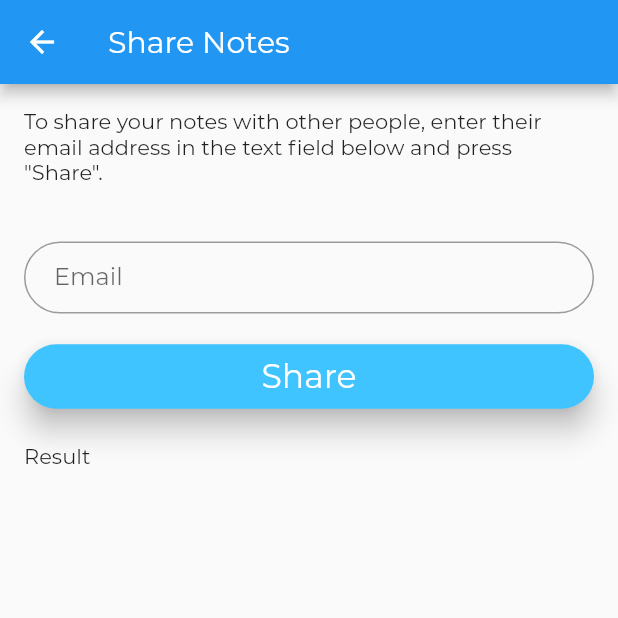
After one commit to jebstern/live-notes, a Flutter app: the NotesPage screen opened by its route, in the side drawer, after a tap on "Share notes", on a phone screen of 412 x 824 dp, the top half of it. The commit adds this screen. Run offline on Flutter 3.47's test engine with Material 2 defaults, Android fonts, the phone set to English and light mode, and no system bars; our stand-ins replace cloud_firestore, firebase_auth, font_awesome_flutter, shared_preferences; accounts and stored records are empty.

Commit message:
New feature: 'Share notes' placeholder  page.

```diff
--- a/lib/ui/NotesPage.dart
+++ b/lib/ui/NotesPage.dart
@@ -5,6 +5,7 @@ import 'dart:async';
 import 'package:shared_preferences/shared_preferences.dart';
 import 'package:intl/intl.dart';
 import 'package:font_awesome_flutter/font_awesome_flutter.dart';
+import 'ShareNotesPage.dart';
 
 enum EditNoteActions { cancel, save }
 enum AddNoteActions { cancel, add }
@@ -38,6 +39,7 @@ class _NotesPageState extends State<NotesPage> {
   NoteStatus _noteStatus = NoteStatus.all;
   String userEmail = '';
   String userId = '';
+  FirebaseUser firebaseUser;
 
   Future _select(Choice choice) async {
     if (choice.title == 'Settings') {
@@ -60,6 +62,7 @@ class _NotesPageState extends State<NotesPage> {
       setState(() {
         userEmail = firebaseUser.email;
         userId = firebaseUser.uid;
+        this.firebaseUser = firebaseUser;
       });
     });
   }
@@ -128,20 +131,15 @@ class _NotesPageState extends State<NotesPage> {
               ),
             ),
             ListTile(
-              title: Text('Item 1'),
+              title: Text('Share notes'),
               onTap: () {
-                // Update the state of the app
-                // ...
-                // Then close the drawer
                 Navigator.pop(context);
+                Navigator.push(context,MaterialPageRoute(builder: (context) => ShareNotesPage(firebaseUser: firebaseUser)));
               },
             ),
             ListTile(
               title: Text('Item 2'),
               onTap: () {
-                // Update the state of the app
-                // ...
-                // Then close the drawer
                 Navigator.pop(context);
               },
             ),
--- /dev/null
+++ b/lib/ui/ShareNotesPage.dart
@@ -0,0 +1,71 @@
+import 'package:firebase_auth/firebase_auth.dart';
+import 'package:flutter/material.dart';
+
+class ShareNotesPage extends StatelessWidget {
+  final FirebaseUser firebaseUser;
+  final TextEditingController emailController = new TextEditingController();
+
+  ShareNotesPage({Key key, @required this.firebaseUser}) : super(key: key);
+
+  @override
+  Widget build(BuildContext context) {
+    // Use the Todo to create our UI
+    return Scaffold(
+      appBar: AppBar(
+        title: Text("Share Notes"),
+      ),
+      body: Padding(
+        padding: EdgeInsets.all(16.0),
+        child: Column(
+          crossAxisAlignment: CrossAxisAlignment.start,
+          children: <Widget>[
+            Text(
+              'To share your notes with other people, enter their email address in '
+                  'the text field below and press "Share".',
+            ),
+            SizedBox(
+              height: 38.0,
+            ),
+            TextFormField(
+              keyboardType: TextInputType.emailAddress,
+              autofocus: false,
+              controller: emailController,
+              decoration: InputDecoration(
+                hintText: 'Email',
+                contentPadding: EdgeInsets.fromLTRB(20.0, 10.0, 20.0, 10.0),
+                border: OutlineInputBorder(
+                    borderRadius: BorderRadius.circular(32.0)),
+              ),
+            ),
+            SizedBox(
+              height: 18.0,
+            ),
+            SizedBox(
+              width: double.infinity,
+              child: RaisedButton(
+                  child: Text(
+                    'Share',
+                    style: TextStyle(color: Colors.white, fontSize: 22.0),
+                  ),
+                  color: Colors.lightBlueAccent,
+                  elevation: 8.0,
+                  padding:
+                      EdgeInsets.symmetric(vertical: 8.0, horizontal: 18.0),
+                  onPressed: () {
+                    _shareNotes();
+                  },
+                  shape: new RoundedRectangleBorder(
+                      borderRadius: new BorderRadius.circular(30.0))),
+            ),
+            SizedBox(
+              height: 20.0,
+            ),
+            Text('Result'),
+          ],
+        ),
+      ),
+    );
+  }
+
+  void _shareNotes() {}
+}
```
